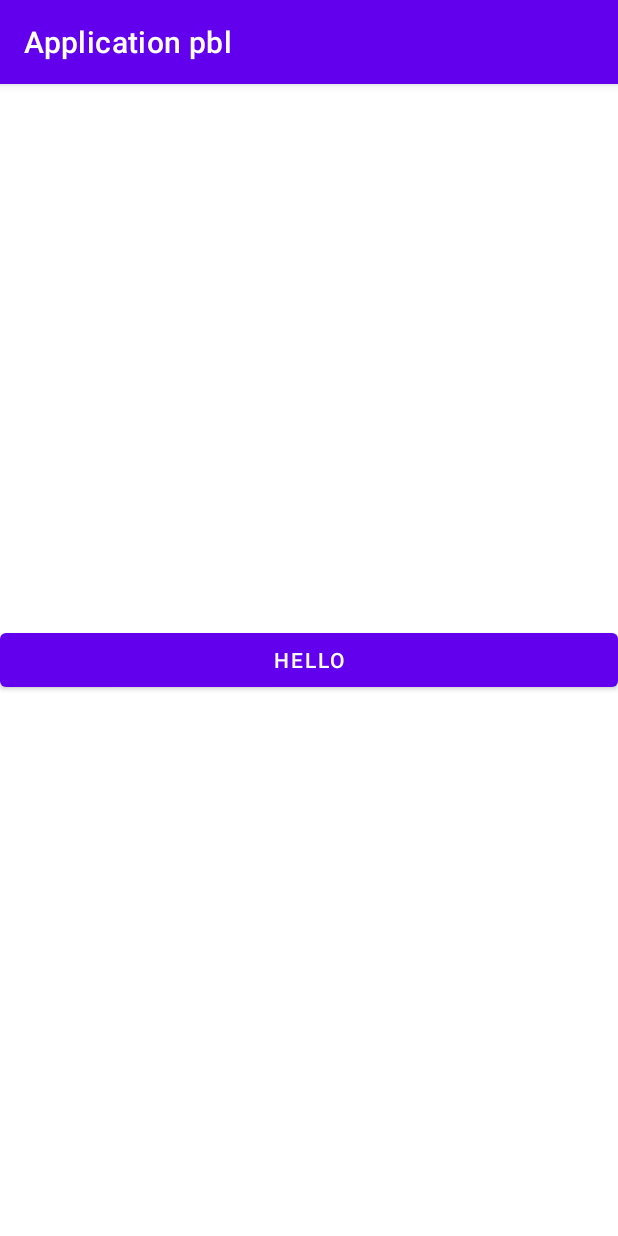
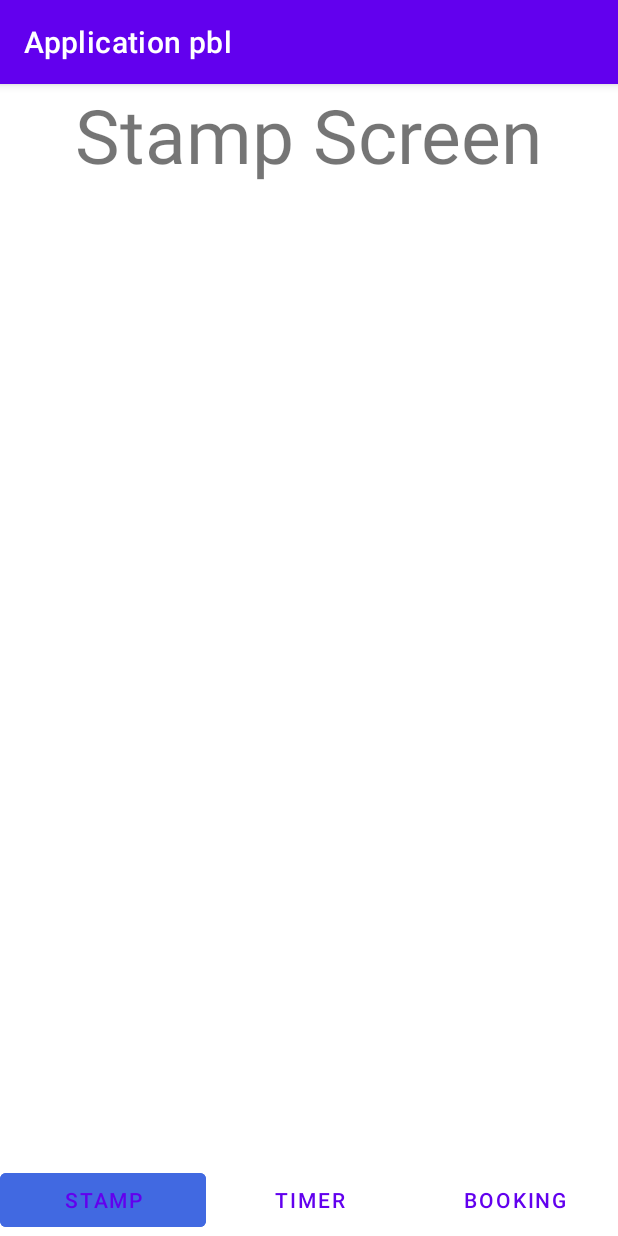
Before and after one commit to te19oishi/Application, an Android app: the screen it shows after launch (MainActivity before the commit, StampActivity after it), on a phone screen of 412 x 824 dp. Run offline under Robolectric (Android 15) with nearby library versions, the phone set to English and light mode, and no system bars.

Commit message:
遷移画面っぽいやつができました

```diff
--- a/app/src/main/java/com/example/applicationpbl/MainActivity.java
+++ /dev/null
@@ -1,26 +0,0 @@
-package com.example.applicationpbl;
-
-import androidx.appcompat.app.AppCompatActivity;
-
-import android.content.Intent;
-import android.os.Bundle;
-import android.view.View;
-
-public class MainActivity extends AppCompatActivity {
-
-    @Override
-    protected void onCreate(Bundle savedInstanceState) {
-        super.onCreate(savedInstanceState);
-        setContentView(R.layout.activity_main);
-    }
-
-    public void onClick(View v) {
-        // ①インテントの作成
-        Intent intent = new Intent(this, SubActivity.class);
-
-        // ②遷移先画面の起動
-        if (intent.resolveActivity(getPackageManager()) != null) {
-            startActivity(intent);
-        }
-    }
-}
--- /dev/null
+++ b/app/src/main/java/com/example/applicationpbl/StampActivity.java
@@ -0,0 +1,36 @@
+package com.example.applicationpbl;
+
+import androidx.appcompat.app.AppCompatActivity;
+
+import android.content.Intent;
+import android.os.Bundle;
+import android.view.View;
+
+public class StampActivity extends AppCompatActivity {
+
+    @Override
+    protected void onCreate(Bundle savedInstanceState) {
+        super.onCreate(savedInstanceState);
+        setContentView(R.layout.activity_stamp);
+    }
+
+    public void onClickTImer(View v) {  //タイマー画面への移動
+        // ①インテントの作成
+        Intent intent = new Intent(this, TimerActivity.class);
+
+        // ②遷移先画面の起動
+        if (intent.resolveActivity(getPackageManager()) != null) {
+            startActivity(intent);
+        }
+    }
+
+    public void onClickBooking(View v) {    //予約画面への移動
+        // ①インテントの作成
+        Intent intent = new Intent(this, BookingActivity.class);
+
+        // ②遷移先画面の起動
+        if (intent.resolveActivity(getPackageManager()) != null) {
+            startActivity(intent);
+        }
+    }
+}
--- a/app/src/main/res/layout/activity_main.xml
+++ /dev/null
@@ -1,26 +0,0 @@
-<?xml version="1.0" encoding="utf-8"?>
-<androidx.constraintlayout.widget.ConstraintLayout xmlns:android="http://schemas.android.com/apk/res/android"
-    xmlns:app="http://schemas.android.com/apk/res-auto"
-    xmlns:tools="http://schemas.android.com/tools"
-    android:layout_width="match_parent"
-    android:layout_height="match_parent"
-    tools:context=".MainActivity">
-
-    <LinearLayout
-        android:layout_width="match_parent"
-        android:layout_height="wrap_content"
-        android:orientation="horizontal"
-        app:layout_constraintBottom_toBottomOf="parent"
-        app:layout_constraintTop_toTopOf="parent">
-
-        <Button
-            android:id="@+id/button_hello"
-            android:layout_width="0dp"
-            android:layout_height="wrap_content"
-            android:layout_weight="1"
-            android:onClick="onClick"
-            android:text="@string/button_hello" />
-
-    </LinearLayout>
-
-</androidx.constraintlayout.widget.ConstraintLayout>
--- /dev/null
+++ b/app/src/main/res/layout/activity_stamp.xml
@@ -0,0 +1,54 @@
+<?xml version="1.0" encoding="utf-8"?>
+<androidx.constraintlayout.widget.ConstraintLayout xmlns:android="http://schemas.android.com/apk/res/android"
+    xmlns:app="http://schemas.android.com/apk/res-auto"
+    xmlns:tools="http://schemas.android.com/tools"
+    android:layout_width="match_parent"
+    android:layout_height="match_parent"
+    tools:context=".StampActivity">
+
+    <TextView
+        android:id="@+id/stamp"
+        android:layout_width="wrap_content"
+        android:layout_height="wrap_content"
+        android:text="@string/tv_stamp"
+        android:textSize="50sp"
+        app:layout_constraintTop_toTopOf="parent"
+        app:layout_constraintStart_toStartOf="parent"
+        app:layout_constraintEnd_toEndOf="parent" />
+
+    <LinearLayout
+        android:layout_width="match_parent"
+        android:layout_height="wrap_content"
+        android:orientation="horizontal"
+        app:layout_constraintBottom_toBottomOf="parent">
+
+        <Button
+            android:id="@+id/button_stamp"
+            android:layout_width="0dp"
+            android:layout_height="wrap_content"
+            android:layout_weight="1"
+            android:text="@string/button_stamp"
+            android:backgroundTint="@color/royalblue"
+            style="?android:attr/buttonBarButtonStyle" />
+
+        <Button
+            android:id="@+id/button_timer"
+            android:layout_width="0dp"
+            android:layout_height="wrap_content"
+            android:layout_weight="1"
+            android:onClick="onClickTImer"
+            android:text="@string/button_timer"
+            style="?android:attr/buttonBarButtonStyle" />
+
+        <Button
+            android:id="@+id/button_booking"
+            android:layout_width="0dp"
+            android:layout_height="wrap_content"
+            android:layout_weight="1"
+            android:onClick="onClickBooking"
+            android:text="@string/button_booking"
+            style="?android:attr/buttonBarButtonStyle" />
+
+    </LinearLayout>
+
+</androidx.constraintlayout.widget.ConstraintLayout>
--- a/app/src/main/res/values/colors.xml
+++ b/app/src/main/res/values/colors.xml
@@ -7,4 +7,9 @@
     <color name="teal_700">#FF018786</color>
     <color name="black">#FF000000</color>
     <color name="white">#FFFFFFFF</color>
+    <color name="darkviolet">#9400d3</color>
+    <color name="stateblue">#6a5acd</color>
+    <color name="darkslateblue">#483d8b</color>
+    <color name="midiumstateblue">#7b68ee</color>
+    <color name="royalblue">#4169e1</color>
 </resources>
--- a/app/src/main/res/values/strings.xml
+++ b/app/src/main/res/values/strings.xml
@@ -1,4 +1,9 @@
 <resources>
     <string name="app_name">Application pbl</string>
-    <string name="button_hello">Hello</string>
+    <string name="tv_stamp">Stamp Screen</string>
+    <string name="tv_timer">Timer Screen</string>
+    <string name="tv_booking">Booking Screen</string>
+    <string name="button_stamp">Stamp</string>
+    <string name="button_timer">Timer</string>
+    <string name="button_booking">Booking</string>
 </resources>
```
Also changed, not shown: app/src/main/AndroidManifest.xml (+5 -2 lines), app/src/main/java/com/example/applicationpbl/BookingActivity.java (added, +36 -0 lines), app/src/main/java/com/example/applicationpbl/SubActivity.java (deleted, +0 -14 lines), app/src/main/java/com/example/applicationpbl/TimerActivity.java (added, +36 -0 lines), app/src/main/res/layout/activity_booking.xml (added, +54 -0 lines), app/src/main/res/layout/activity_sub.xml (deleted, +0 -21 lines), app/src/main/res/layout/activity_timer.xml (added, +54 -0 lines).
